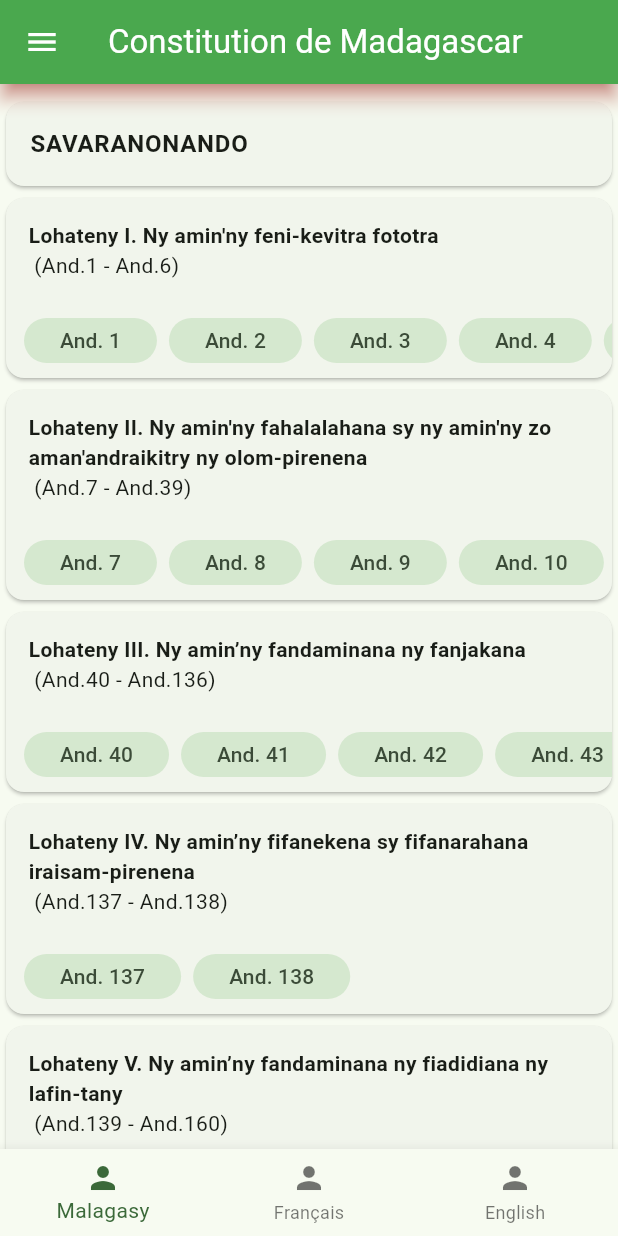
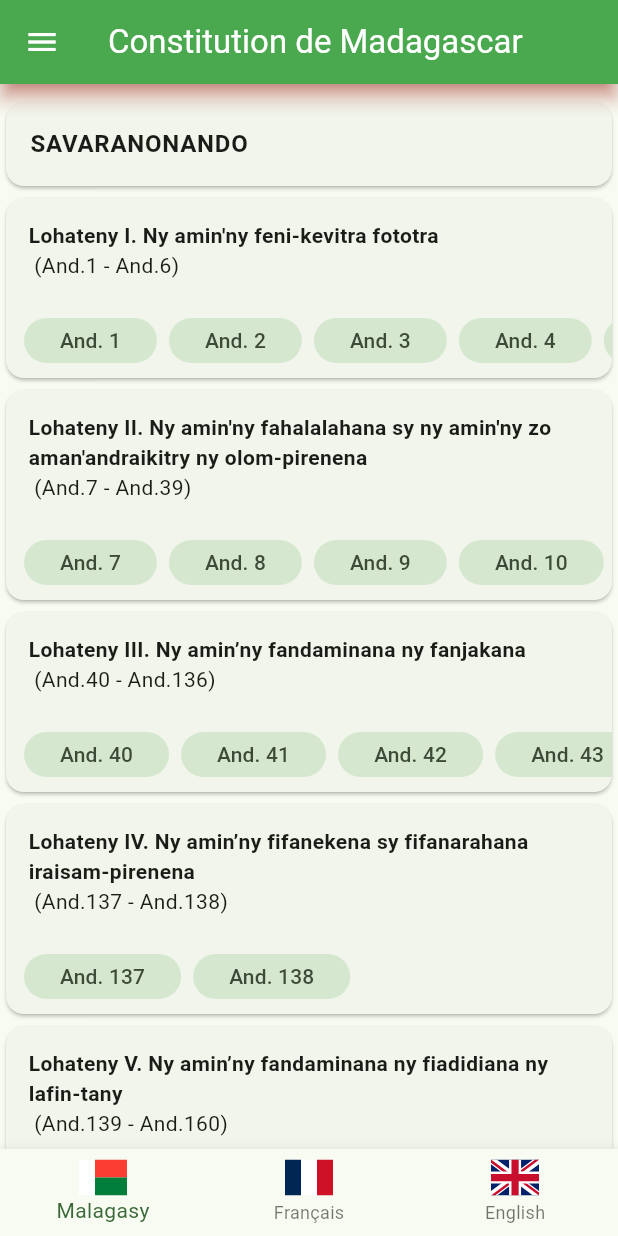
Before and after one commit to mauyz/madagascar_constitution, a Flutter app: the screen it shows after launch, on a phone screen of 412 x 824 dp. Run offline on Flutter 3.47's test engine with Material 3 defaults, Android fonts, the phone set to English and light mode, and no system bars; our stand-ins replace auto_route, flutter_svg.

Commit message:
add language flage icons

```diff
--- a/lib/view/pages/home_page.dart
+++ b/lib/view/pages/home_page.dart
@@ -1,5 +1,6 @@
 import 'package:auto_route/auto_route.dart';
 import 'package:flutter/material.dart';
+import 'package:flutter_svg/flutter_svg.dart';
 import 'package:madagascar_constitution/app/app_router.gr.dart';
 import 'package:madagascar_constitution/core/constitution_language.dart';
 import 'package:madagascar_constitution/source/repository.dart';
@@ -60,22 +61,25 @@ class HomePage extends StatelessWidget {
                   bottomNavigationBar: BottomNavigationBar(
                     currentIndex: tabsRouter.activeIndex,
                     onTap: tabsRouter.setActiveIndex,
-                    items: const [
+                    items: [
                       BottomNavigationBarItem(
-                        icon: Icon(
-                          Icons.person,
+                        icon: SvgPicture.asset(
+                          'assets/mg.svg',
+                          height: 24,
                         ),
                         label: "Malagasy",
                       ),
                       BottomNavigationBarItem(
-                        icon: Icon(
-                          Icons.person,
+                        icon: SvgPicture.asset(
+                          'assets/fr.svg',
+                          height: 24,
                         ),
                         label: "Français",
                       ),
                       BottomNavigationBarItem(
-                        icon: Icon(
-                          Icons.person,
+                        icon: SvgPicture.asset(
+                          'assets/gb.svg',
+                          height: 24,
                         ),
                         label: "English",
                       ),
--- a/pubspec.yaml
+++ b/pubspec.yaml
@@ -33,6 +33,7 @@ dependencies:
 
   flutter:
     sdk: flutter
+  flutter_svg: ^2.0.9
   provider: ^6.1.1
 
 dev_dependencies:
```
Also changed, not shown: assets/fr.svg (added), assets/gb.svg (added), assets/mg.svg (added), pubspec.lock.
